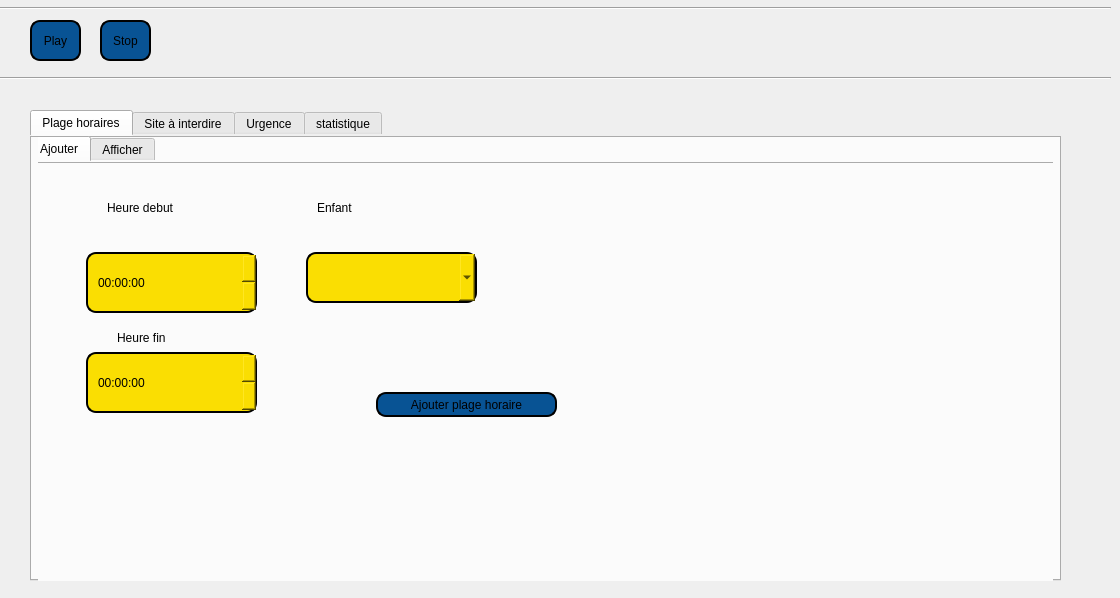
yanni2302/smart_parental_monitoring_2A22, file secu.ui: the form before one commit.
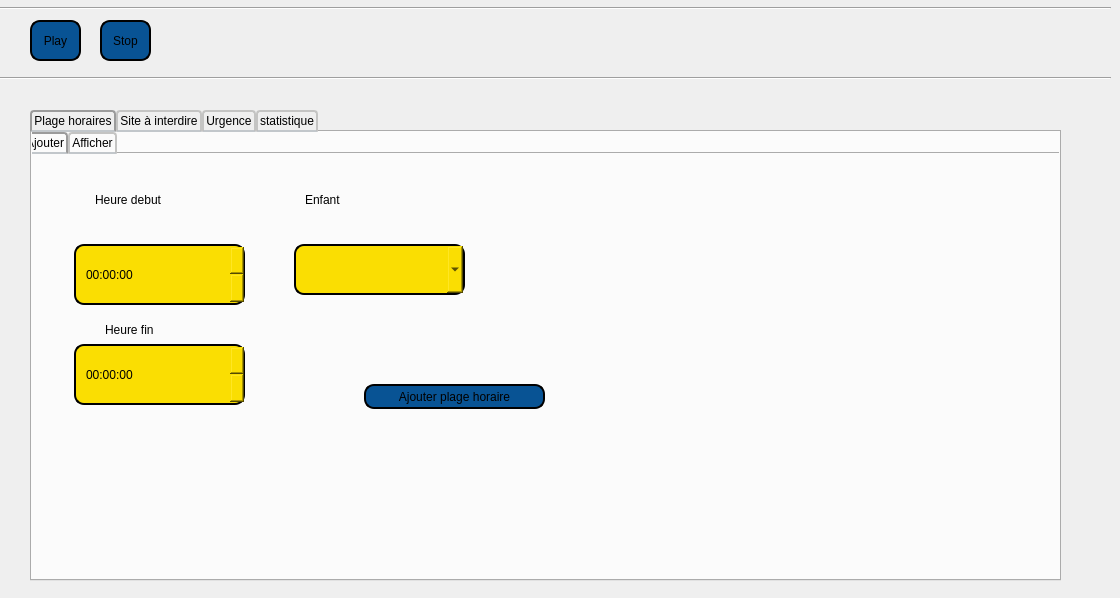
The form after the commit. The open tabs and pages were chosen to show the change. Icons and pictures are not drawn.

```diff
--- a/secu.ui
+++ b/secu.ui
@@ -90,15 +90,29 @@
     <bool>false</bool>
    </property>
    <property name="styleSheet">
-    <string notr="true">/*border: 2px solid ;*/
-background-image: url(:/img/fadhel.png);
-/*font: 75 8pt &quot;MS Shell Dlg 2&quot; ;*/
-border-radius: 10px;
-padding: 0 8px;
-/*background: #AFEEEE;*/
-font: bold, &quot;Comic Sans MS&quot;  ;
-text-align:center;
-color: black;</string>
+    <string notr="true">QTabBar::tab {
+    background: qlineargradient(x1: 0, y1: 0, x2: 0, y2: 1,
+                                stop: 0 #E1E1E1, stop: 0.4 #DDDDDD,
+                                stop: 0.5 #D8D8D8, stop: 1.0 #D3D3D3);
+    border: 2px solid#C4C4C3;
+    border-bottom-color: #C2C7CB; /* same as the pane color */
+    border-top-left-radius: 4px;
+    border-top-right-radius: 4px;
+    min-width:20ex;
+    padding: 2px;
+     font: bold, &quot;Comic Sans MS&quot;;
+}
+
+QTabBar::tab:selected, QTabBar::tab:hover {
+    background: qlineargradient(x1: 0, y1: 0, x2: 0, y2: 1,
+                                stop: 0 #fade02, stop: 0.4 #fade02,
+                                stop: 0.5 #fade02, stop: 1.0 #fade02);
+}
+
+QTabBar::tab:selected {
+    border-color: #9B9B9B;
+    border-bottom-color: #C2C7CB; /* same as pane color */
+}</string>
    </property>
    <property name="currentIndex">
     <number>1</number>
@@ -117,16 +131,29 @@
       </rect>
      </property>
      <property name="styleSheet">
-      <string notr="true">/*border: 2px solid ;*/
-background-image: url(:/img/fadhel.png);
+      <string notr="true">QTabBar::tab {
+    background: qlineargradient(x1: 0, y1: 0, x2: 0, y2: 1,
+                                stop: 0 #E1E1E1, stop: 0.4 #DDDDDD,
+                                stop: 0.5 #D8D8D8, stop: 1.0 #D3D3D3);
+    border: 2px solid#C4C4C3;
+    border-bottom-color: #C2C7CB; /* same as the pane color */
+    border-top-left-radius: 4px;
+    border-top-right-radius: 4px;
+    min-width:20ex;
+    padding: 2px;
+     font: bold, &quot;Comic Sans MS&quot;;
+}
 
-/*font: 75 8pt &quot;MS Shell Dlg 2&quot; ;*/
-border-radius: 10px;
-padding: 0 8px;
-/*background: #AFEEEE;*/
-font: bold, &quot;Comic Sans MS&quot;  ;
-text-align:center;
-color: black;</string>
+QTabBar::tab:selected, QTabBar::tab:hover {
+    background: qlineargradient(x1: 0, y1: 0, x2: 0, y2: 1,
+                                stop: 0 #085394, stop: 0.4 #085394,
+                                stop: 0.5 #085394, stop: 1.0 #085394);
+}
+
+QTabBar::tab:selected {
+    border-color: #9B9B9B;
+    border-bottom-color: #C2C7CB; /* same as pane color */
+}</string>
      </property>
      <property name="currentIndex">
       <number>1</number>
```
Left out of the diff: 55 changed lines with no effect on the pictures.
